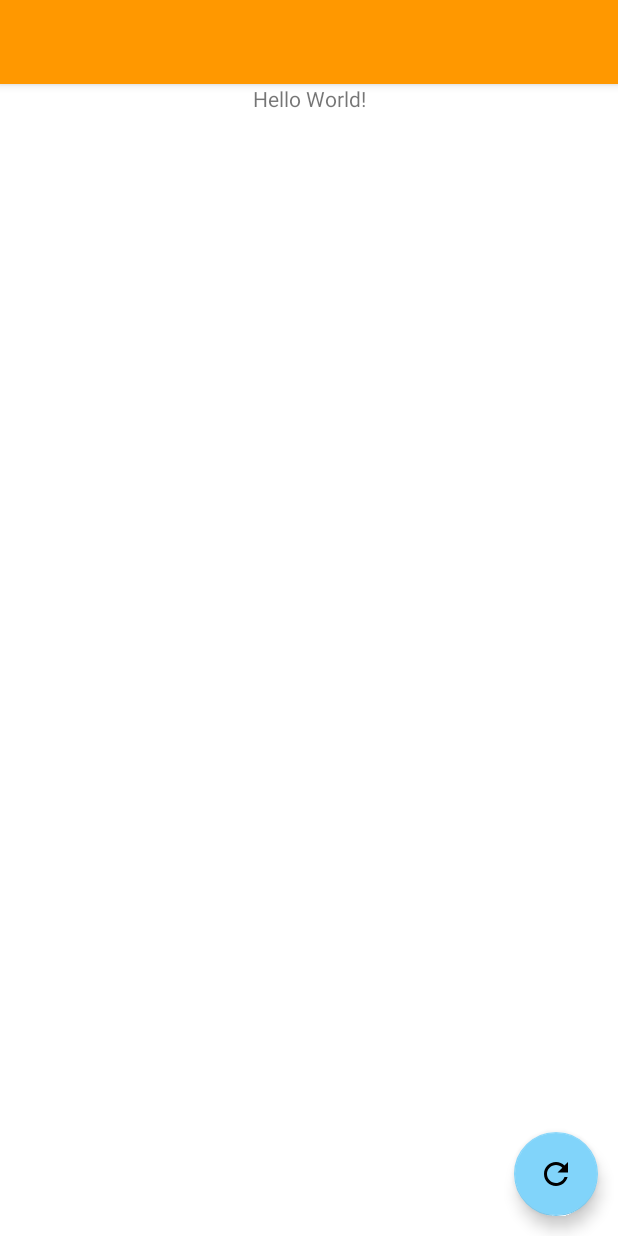
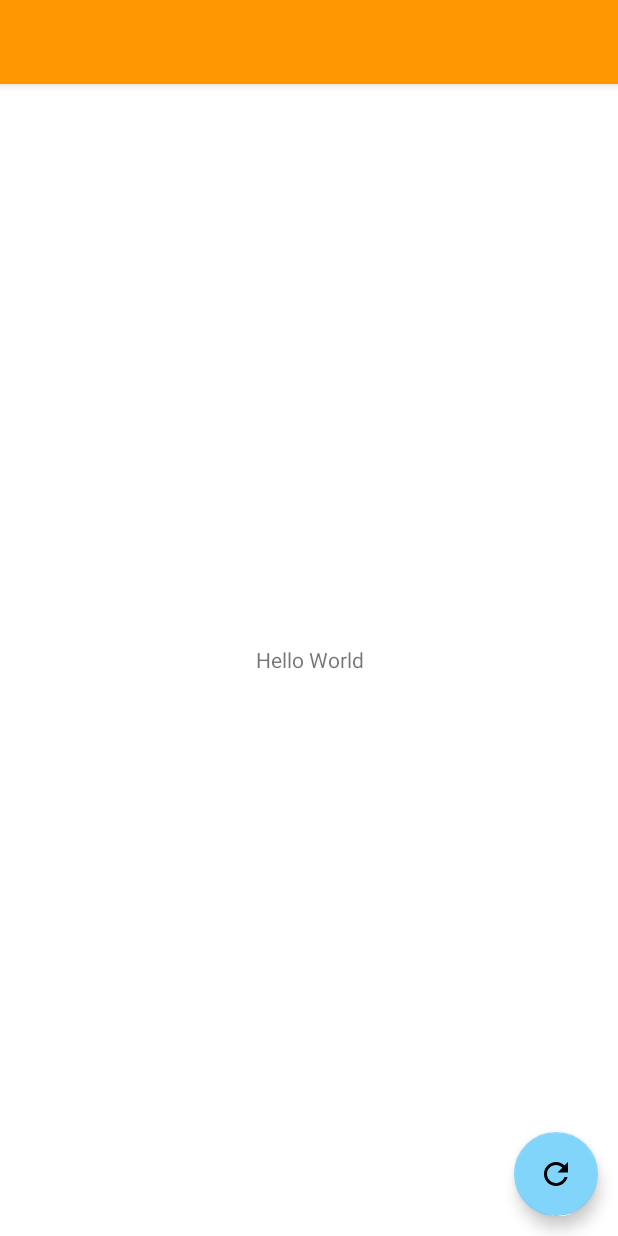
Before and after one commit to aladinjunior/joker, an Android app: the screen it shows after launch (MainActivity), on a phone screen of 412 x 824 dp. Run offline under Robolectric (Android 15) with nearby library versions, the phone set to English and light mode, and no system bars.

Commit message:
fragment navigation jetpack used

```diff
--- /dev/null
+++ b/app/src/main/java/co/aladinjunior/joker/HomeFragment.kt
@@ -0,0 +1,17 @@
+package co.aladinjunior.joker
+
+import android.os.Bundle
+import android.view.LayoutInflater
+import android.view.View
+import android.view.ViewGroup
+import androidx.fragment.app.Fragment
+
+class HomeFragment : Fragment() {
+    override fun onCreateView(
+        inflater: LayoutInflater,
+        container: ViewGroup?,
+        savedInstanceState: Bundle?
+    ): View? {
+        return inflater.inflate(R.layout.fragment_home, container, false)
+    }
+}
--- a/app/src/main/res/layout/activity_main_content.xml
+++ /dev/null
@@ -1,26 +0,0 @@
-<?xml version="1.0" encoding="utf-8"?>
-<androidx.constraintlayout.widget.ConstraintLayout xmlns:android="http://schemas.android.com/apk/res/android"
-    android:layout_width="match_parent"
-    android:layout_height="match_parent"
-    xmlns:app="http://schemas.android.com/apk/res-auto"
-    app:layout_behavior="@string/appbar_scrolling_view_behavior">
-
-    <TextView
-        android:layout_width="wrap_content"
-        android:layout_height="wrap_content"
-        android:text="Hello World!"
-        app:layout_constraintLeft_toLeftOf="parent"
-        app:layout_constraintRight_toRightOf="parent"
-        app:layout_constraintTop_toTopOf="parent" />
-
-    <com.google.android.material.floatingactionbutton.FloatingActionButton
-        app:layout_constraintBottom_toBottomOf="parent"
-        app:layout_constraintEnd_toEndOf="parent"
-        android:layout_margin="@dimen/fab_margin"
-        android:src="@drawable/ic_baseline_refresh_24"
-        android:layout_width="wrap_content"
-        android:layout_height="wrap_content"
-        android:contentDescription="@null" />
-
-
-</androidx.constraintlayout.widget.ConstraintLayout>
--- a/app/src/main/res/layout/appbar.xml
+++ b/app/src/main/res/layout/appbar.xml
@@ -13,6 +13,15 @@
 
     </com.google.android.material.appbar.AppBarLayout>
 
-    <include layout="@layout/activity_main_content"/>
+    <include layout="@layout/main_content"/>
+
+    <com.google.android.material.floatingactionbutton.FloatingActionButton
+        android:layout_gravity="bottom|end"
+        android:layout_margin="@dimen/fab_margin"
+        android:src="@drawable/ic_baseline_refresh_24"
+        android:layout_width="wrap_content"
+        android:layout_height="wrap_content"
+        android:contentDescription="@null" />
+
 
 </androidx.coordinatorlayout.widget.CoordinatorLayout>
--- /dev/null
+++ b/app/src/main/res/layout/fragment_home.xml
@@ -0,0 +1,14 @@
+<?xml version="1.0" encoding="utf-8"?>
+<LinearLayout xmlns:android="http://schemas.android.com/apk/res/android"
+    android:layout_width="match_parent"
+    android:layout_height="match_parent"
+    android:orientation="vertical"
+    android:gravity="center">
+
+    <TextView
+        android:text="Hello World"
+        android:gravity="center"
+        android:layout_width="match_parent"
+        android:layout_height="wrap_content"/>
+
+</LinearLayout>
--- /dev/null
+++ b/app/src/main/res/layout/main_content.xml
@@ -0,0 +1,18 @@
+<?xml version="1.0" encoding="utf-8"?>
+<androidx.constraintlayout.widget.ConstraintLayout xmlns:android="http://schemas.android.com/apk/res/android"
+    android:layout_width="match_parent"
+    android:layout_height="match_parent"
+    xmlns:app="http://schemas.android.com/apk/res-auto"
+    app:layout_behavior="@string/appbar_scrolling_view_behavior">
+
+    <fragment
+        android:id="@+id/fragment_home"
+        android:name="co.aladinjunior.joker.HomeFragment"
+        android:layout_width="match_parent"
+        android:layout_height="match_parent"
+        app:defaultNavHost="true"
+        app:navGraph="@navigation/nav_graph" />
+
+
+
+</androidx.constraintlayout.widget.ConstraintLayout>
--- /dev/null
+++ b/app/src/main/res/navigation/nav_graph.xml
@@ -0,0 +1,13 @@
+<?xml version="1.0" encoding="utf-8"?>
+<navigation xmlns:android="http://schemas.android.com/apk/res/android"
+    xmlns:app="http://schemas.android.com/apk/res-auto"
+    xmlns:tools="http://schemas.android.com/tools"
+    android:id="@+id/nav_graph"
+    app:startDestination="@id/home_fragment">
+
+    <fragment
+        android:id="@+id/home_fragment"
+        android:name="co.aladinjunior.joker.HomeFragment"
+        tools:layout="@layout/main_content" />
+
+</navigation>
```
